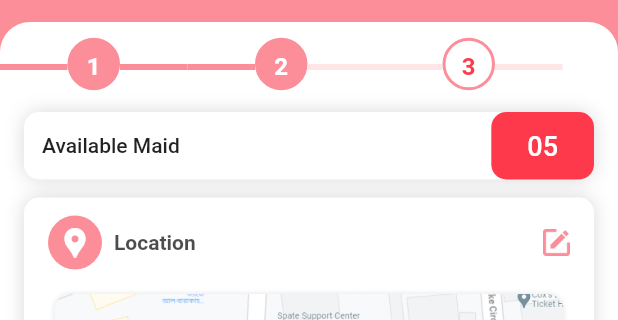
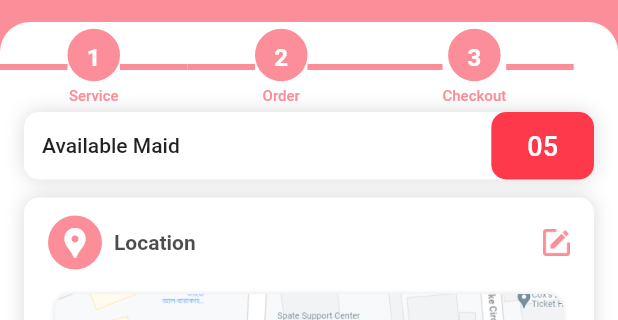
Before and after one commit to moury12/Service-Management, a Flutter app: the PlaceOrderScreen screen opened by its route, on a phone screen of 412 x 824 dp, the part 62-382 px from its top. Run offline on Flutter 3.47's test engine with Material 2 defaults, Android fonts, the phone set to English and light mode, and no system bars; our stand-ins replace get, google_fonts; missing offline and left inert: mh_core.

Commit message:
fix:place order

```diff
--- a/lib/pages/order/place_order_page.dart
+++ b/lib/pages/order/place_order_page.dart
@@ -20,6 +20,7 @@ class PlaceOrderScreen extends StatefulWidget {
 class _PlaceOrderScreenState extends State<PlaceOrderScreen> {
   bool isChecked = false;
   bool placedOrder = true;
+  bool confirm = true;
   List<Process> processes = [
     Process(name: '1', isComplete: false, topic: 'Service'),
     Process(name: '2', isComplete: false, topic: 'Order'),
@@ -59,7 +60,9 @@ class _PlaceOrderScreenState extends State<PlaceOrderScreen> {
                       height: 4,
                       width: 45,
                       decoration: BoxDecoration(
-                        color: index == 0 || (index == 1 && placedOrder)
+                        color: index == 0 ||
+                            (index == 1 && placedOrder) ||
+                            (index == 2 && confirm)
                             ? AppColors.kAppbarColor
                             : AppColors.kAccentColor,
                       ),
@@ -76,23 +79,27 @@ class _PlaceOrderScreenState extends State<PlaceOrderScreen> {
                             borderRadius: BorderRadius.circular(90),
                             border: Border.all(
                                 width: 2, color: AppColors.kAppbarColor),
-                            color: index == 0 || (index == 1 && placedOrder)
+                            color: index == 0 ||
+                                (index == 1 && placedOrder) ||
+                                (index == 2 && confirm)
                                 ? AppColors.kAppbarColor
                                 : Colors.white,
                           ),
                           child: Text(
                             process.name,
-                            style: index == 0 || (index == 1 && placedOrder)
+                            style: index == 0 ||
+                                (index == 1 && placedOrder) ||
+                                (index == 2 && confirm)
                                 ? AppTheme.textStyleSemiBoldWhite16
                                 : AppTheme.textStyleSemiBoldPrimary16,
                             textAlign: TextAlign.center,
                           ),
                         ),
                         CustomSizedBox.space4H,
-                        // Text(
-                        //   process.topic,
-                        //   style: AppTheme.textStyleMediumPrimaryShade10,
-                        // )
+                        Text(
+                          process.topic,
+                          style: AppTheme.textStyleMediumPrimaryShade10,
+                        )
                       ],
                     ),
                     Container(
@@ -101,7 +108,9 @@ class _PlaceOrderScreenState extends State<PlaceOrderScreen> {
                       height: 4,
                       width: 45,
                       decoration: BoxDecoration(
-                        color: index == 0 && placedOrder
+                        color: (index == 0 && placedOrder) ||
+                            (index == 1 && confirm) ||
+                            (index == 2 && confirm)
                             ? AppColors.kAppbarColor
                             : AppColors.kAccentColor,
                       ),
@@ -366,7 +375,8 @@ class _PlaceOrderScreenState extends State<PlaceOrderScreen> {
                       children: [
                         ...List.generate(
                           3,
-                                (index) => Column(
+                              (index) =>
+                              Column(
                                 children: [
                                   Padding(
                                     padding: const EdgeInsets.symmetric(
@@ -507,7 +517,8 @@ class _PlaceOrderScreenState extends State<PlaceOrderScreen> {
                 padding: const EdgeInsets.symmetric(
                     horizontal: 10, vertical: 12),
                 scrollDirection: Axis.horizontal,
-                      itemBuilder: (context, index) => Stack(
+                itemBuilder: (context, index) =>
+                    Stack(
                       alignment: Alignment.center,
                       children: [
                         HomeServiceItemWidget(
@@ -670,13 +681,17 @@ class _PlaceOrderScreenState extends State<PlaceOrderScreen> {
             ),
             CustomSizedBox.space16H,
             StatefulBuilder(
-              builder: (context, setState) => CustomButton(
+              builder: (context, setState) =>
+                  CustomButton(
                     label: placedOrder ? 'Confirm' : 'Place Order',
                     onPressed: () {
                       placedOrder
                           ? showDialog(
                         context: context,
                         builder: (context) {
+                          return StatefulBuilder(
+                              builder: (context, setState) {
+                                confirm == true;
                                 return CenterDialogWidget(
                                   headtitle: 'Order Successful!',
                                   buttonText: 'View Details',
@@ -688,6 +703,8 @@ class _PlaceOrderScreenState extends State<PlaceOrderScreen> {
                                   ),
                                   subtitle:
                                   'Your order has been placed successfully. Within very short time  you can enjoy your service',
+                                );
+                              }
                           );
                         },
                       )
```
Lines whose indentation alone changed are shown as unchanged.
